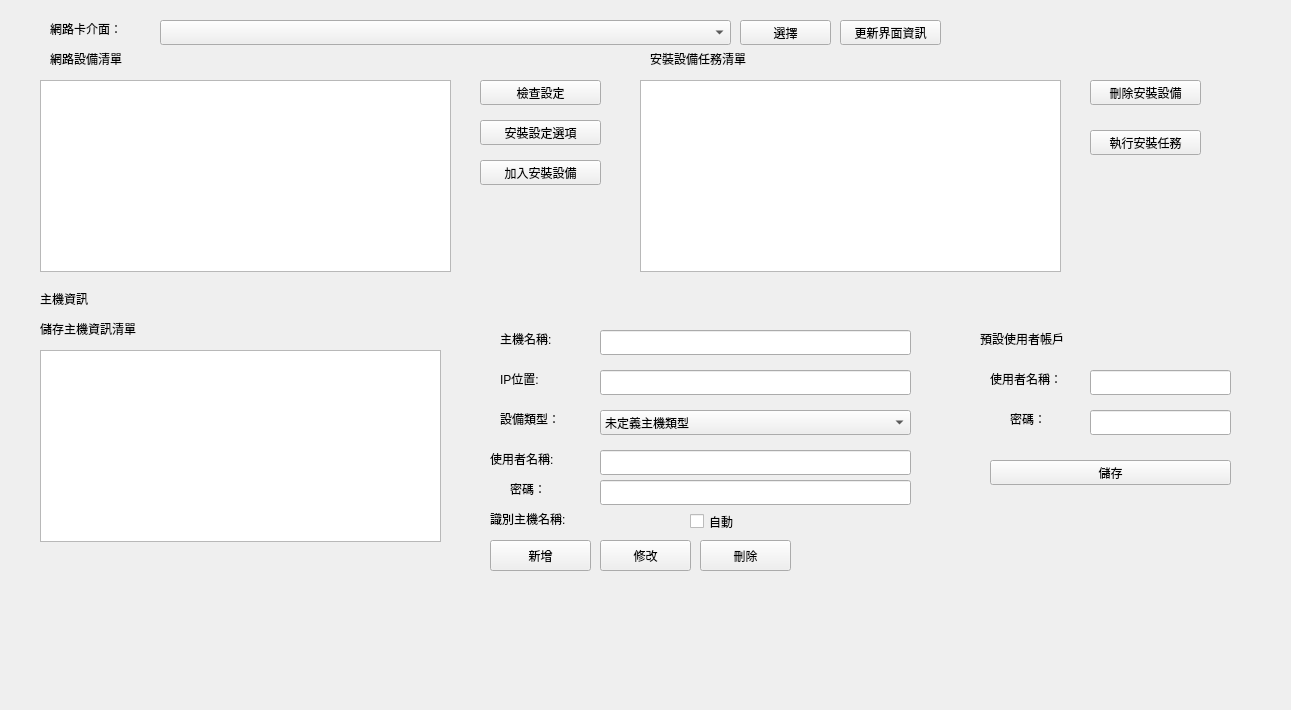
Old version of the form ws/src/ros_qt_sen/src/install_shell/install_shell.ui in the repository cocobird231/RV1-gui.
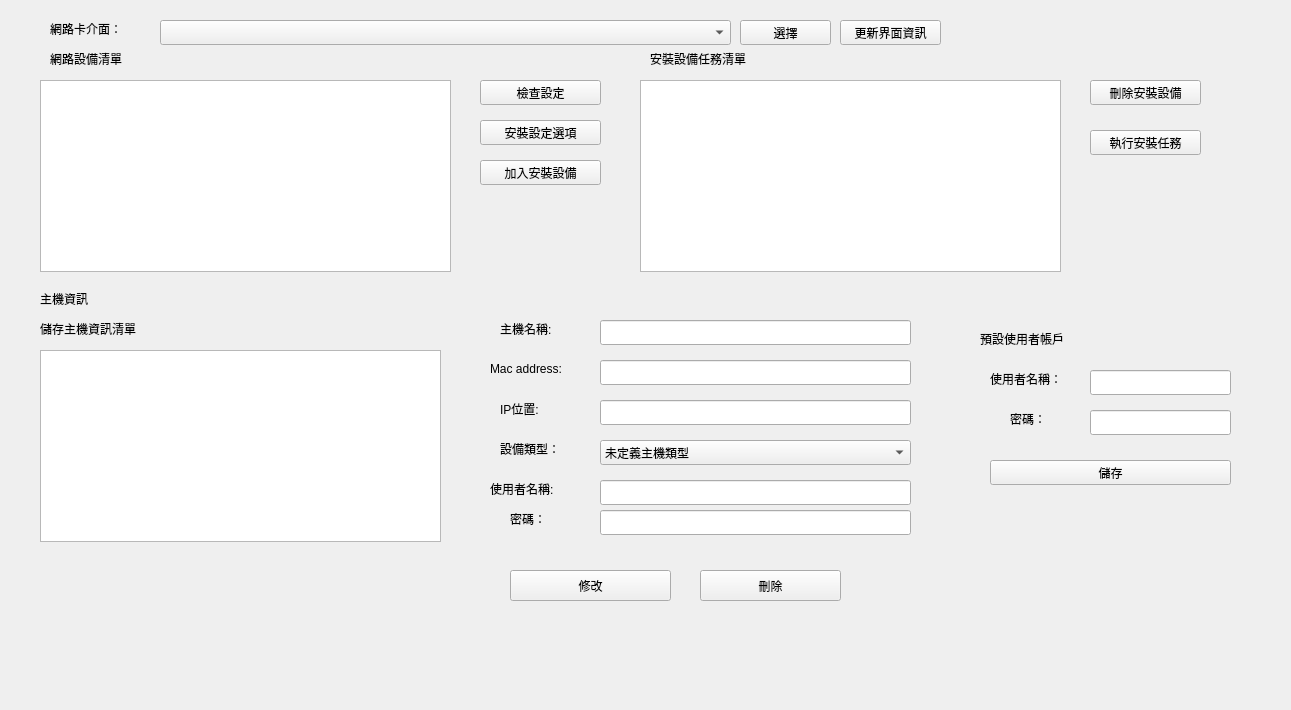
New version of the form.

Diff of the .ui file:
```diff
--- a/ws/src/ros_qt_sen/src/install_shell/install_shell.ui
+++ b/ws/src/ros_qt_sen/src/install_shell/install_shell.ui
@@ -92,7 +92,7 @@
    <property name="geometry">
     <rect>
      <x>500</x>
-     <y>370</y>
+     <y>400</y>
      <width>67</width>
      <height>17</height>
     </rect>
@@ -105,7 +105,7 @@
    <property name="geometry">
     <rect>
      <x>500</x>
-     <y>330</y>
+     <y>320</y>
      <width>81</width>
      <height>17</height>
     </rect>
@@ -118,7 +118,7 @@
    <property name="geometry">
     <rect>
      <x>600</x>
-     <y>370</y>
+     <y>400</y>
      <width>311</width>
      <height>25</height>
     </rect>
@@ -128,7 +128,7 @@
    <property name="geometry">
     <rect>
      <x>600</x>
-     <y>330</y>
+     <y>320</y>
      <width>311</width>
      <height>25</height>
     </rect>
@@ -137,9 +137,9 @@
   <widget class="QPushButton" name="pushButton_5">
    <property name="geometry">
     <rect>
-     <x>600</x>
-     <y>540</y>
-     <width>91</width>
+     <x>510</x>
+     <y>570</y>
+     <width>161</width>
      <height>31</height>
     </rect>
    </property>
@@ -171,7 +171,7 @@
    <property name="geometry">
     <rect>
      <x>500</x>
-     <y>410</y>
+     <y>440</y>
      <width>67</width>
      <height>17</height>
     </rect>
@@ -184,7 +184,7 @@
    <property name="geometry">
     <rect>
      <x>600</x>
-     <y>410</y>
+     <y>440</y>
      <width>311</width>
      <height>25</height>
     </rect>
@@ -210,25 +210,12 @@
     </property>
    </item>
   </widget>
-  <widget class="QPushButton" name="pushButton_6">
-   <property name="geometry">
-    <rect>
-     <x>490</x>
-     <y>540</y>
-     <width>101</width>
-     <height>31</height>
-    </rect>
-   </property>
-   <property name="text">
-    <string>新增</string>
-   </property>
-  </widget>
   <widget class="QPushButton" name="pushButton_7">
    <property name="geometry">
     <rect>
      <x>700</x>
-     <y>540</y>
-     <width>91</width>
+     <y>570</y>
+     <width>141</width>
      <height>31</height>
     </rect>
    </property>
@@ -285,37 +272,11 @@
     <string>網路設備清單</string>
    </property>
   </widget>
-  <widget class="QCheckBox" name="checkBox">
-   <property name="geometry">
-    <rect>
-     <x>690</x>
-     <y>510</y>
-     <width>71</width>
-     <height>23</height>
-    </rect>
-   </property>
-   <property name="text">
-    <string>自動</string>
-   </property>
-  </widget>
-  <widget class="QLabel" name="label_8">
-   <property name="geometry">
-    <rect>
-     <x>490</x>
-     <y>510</y>
-     <width>131</width>
-     <height>17</height>
-    </rect>
-   </property>
-   <property name="text">
-    <string>識別主機名稱:</string>
-   </property>
-  </widget>
   <widget class="QLabel" name="label_9">
    <property name="geometry">
     <rect>
      <x>490</x>
-     <y>450</y>
+     <y>480</y>
      <width>101</width>
      <height>17</height>
     </rect>
@@ -328,7 +289,7 @@
    <property name="geometry">
     <rect>
      <x>510</x>
-     <y>480</y>
+     <y>510</y>
      <width>67</width>
      <height>17</height>
     </rect>
@@ -341,7 +302,7 @@
    <property name="geometry">
     <rect>
      <x>600</x>
-     <y>450</y>
+     <y>480</y>
      <width>311</width>
      <height>25</height>
     </rect>
@@ -351,7 +312,7 @@
    <property name="geometry">
     <rect>
      <x>600</x>
-     <y>480</y>
+     <y>510</y>
      <width>311</width>
      <height>25</height>
     </rect>
@@ -481,6 +442,32 @@
     <string>儲存</string>
    </property>
   </widget>
+  <widget class="QLabel" name="label_15">
+   <property name="geometry">
+    <rect>
+     <x>490</x>
+     <y>360</y>
+     <width>101</width>
+     <height>17</height>
+    </rect>
+   </property>
+   <property name="text">
+    <string>Mac address:</string>
+   </property>
+  </widget>
+  <widget class="QLineEdit" name="lineEdit_7">
+   <property name="geometry">
+    <rect>
+     <x>600</x>
+     <y>360</y>
+     <width>311</width>
+     <height>25</height>
+    </rect>
+   </property>
+   <property name="readOnly">
+    <bool>false</bool>
+   </property>
+  </widget>
  </widget>
  <resources/>
  <connections/>
```
